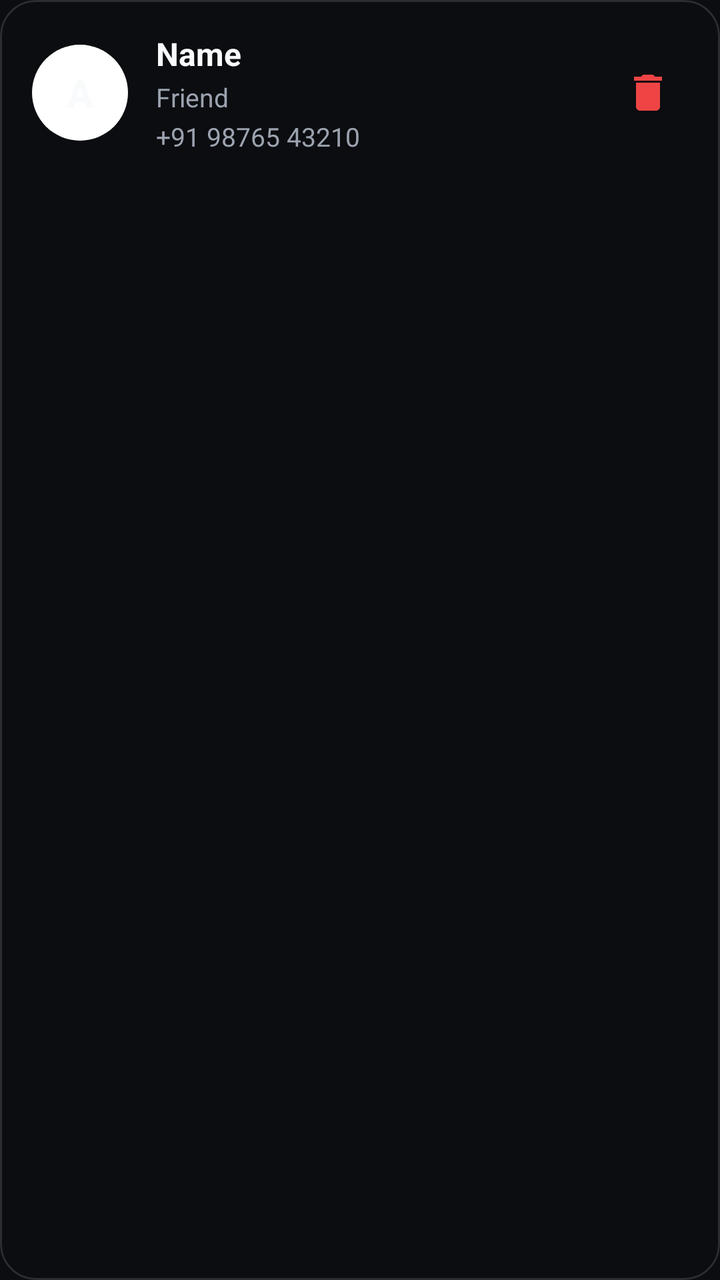
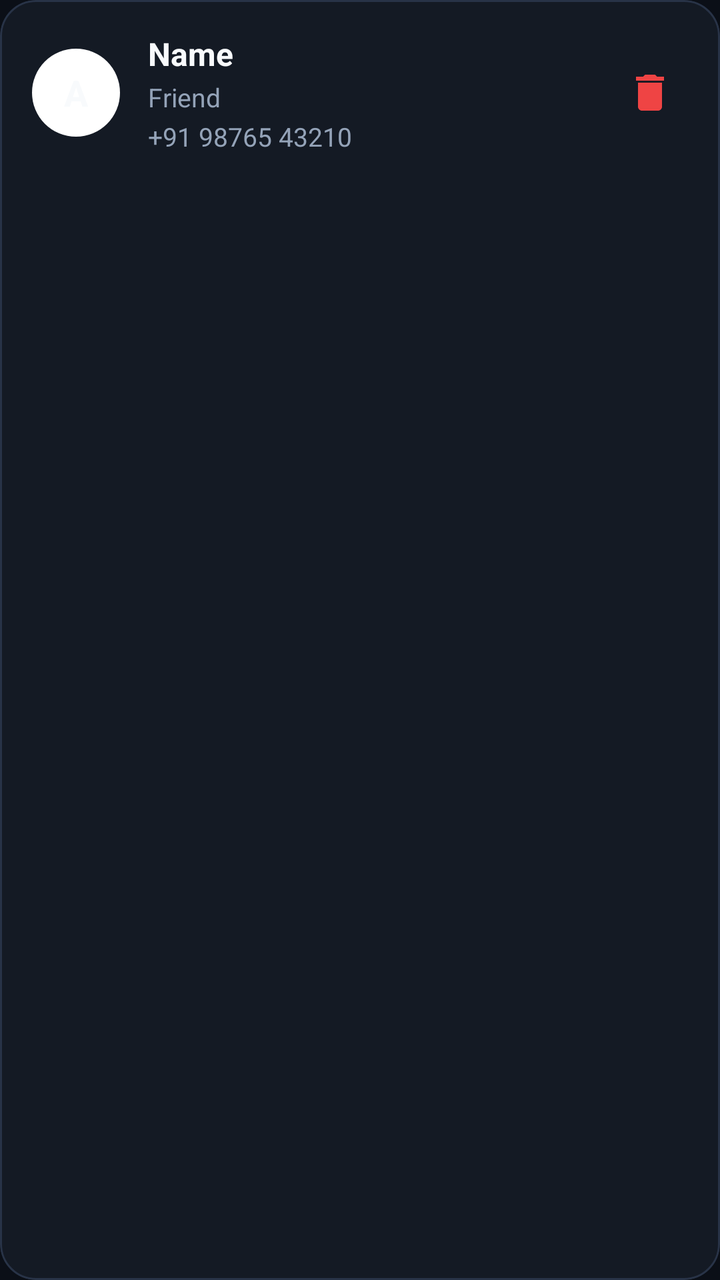

The first picture is an Android layout as it rendered before a commit; the second is the same layout after the commit. The layout source and the unified diff follow.
<!-- AndroidManifest.xml: application theme Theme.RiskFreeRoutes -->
<!-- res/layout/item_trusted_contact.xml -->
<?xml version="1.0" encoding="utf-8"?>
<com.google.android.material.card.MaterialCardView
    xmlns:android="http://schemas.android.com/apk/res/android"
    xmlns:app="http://schemas.android.com/apk/res-auto"
    android:layout_width="match_parent"
    android:layout_height="wrap_content"
    android:layout_marginHorizontal="16dp"
    android:layout_marginBottom="10dp"
    app:cardBackgroundColor="@android:color/transparent"
    app:cardCornerRadius="18dp"
    app:cardElevation="0dp"
    app:strokeColor="@color/glass_border"
    app:strokeWidth="1dp"
    android:background="@drawable/glass_card_bg"
    android:clickable="true"
    android:focusable="true">

    <LinearLayout
        android:layout_width="match_parent"
        android:layout_height="wrap_content"
        android:gravity="center_vertical"
        android:orientation="horizontal"
        android:padding="16dp">

        
        <TextView
            android:id="@+id/tvInitials"
            android:layout_width="48dp"
            android:layout_height="48dp"
            android:background="@drawable/shape_circle"
            android:gravity="center"
            android:text="A"
            android:textColor="@color/text_primary"
            android:textSize="20sp"
            android:textStyle="bold" />

        
        <LinearLayout
            android:layout_width="0dp"
            android:layout_height="wrap_content"
            android:layout_marginStart="14dp"
            android:layout_weight="1"
            android:orientation="vertical">

            
            <LinearLayout
                android:layout_width="match_parent"
                android:layout_height="wrap_content"
                android:gravity="center_vertical"
                android:orientation="horizontal">

                <TextView
                    android:id="@+id/tvContactName"
                    android:layout_width="wrap_content"
                    android:layout_height="wrap_content"
                    android:ellipsize="end"
                    android:maxLines="1"
                    android:text="Name"
                    android:textColor="@color/text_primary"
                    android:textSize="16sp"
                    android:textStyle="bold" />

                
                <com.google.android.material.chip.Chip
                    android:id="@+id/chipPrimary"
                    android:layout_width="wrap_content"
                    android:layout_height="24dp"
                    android:layout_marginStart="8dp"
                    android:text="PRIMARY"
                    android:textSize="10sp"
                    app:chipBackgroundColor="#1A22C55E"
                    app:chipStrokeColor="@color/success_green"
                    app:chipStrokeWidth="1dp"
                    app:ensureMinTouchTargetSize="false"
                    android:textColor="@color/success_green"
                    android:visibility="gone"
                    android:clickable="false"
                    android:focusable="false" />

            </LinearLayout>

            
            <TextView
                android:id="@+id/tvRelationship"
                android:layout_width="wrap_content"
                android:layout_height="wrap_content"
                android:layout_marginTop="2dp"
                android:text="Friend"
                android:textColor="@color/text_secondary"
                android:textSize="13sp" />

            
            <TextView
                android:id="@+id/tvPhone"
                android:layout_width="wrap_content"
                android:layout_height="wrap_content"
                android:layout_marginTop="2dp"
                android:text="+91 98765 43210"
                android:textColor="@color/text_secondary"
                android:textSize="13sp" />

        </LinearLayout>

        
        <ImageButton
            android:id="@+id/btnDelete"
            android:layout_width="40dp"
            android:layout_height="40dp"
            android:layout_marginStart="8dp"
            android:background="?attr/selectableItemBackgroundBorderless"
            android:contentDescription="Delete contact"
            android:padding="8dp"
            android:src="@drawable/ic_delete"
            app:tint="@color/danger_red" />

    </LinearLayout>
</com.google.android.material.card.MaterialCardView>
<!-- resources referenced by this layout -->
<resources>
  <color name="danger_red">#EF4444</color>
  <color name="glass_border">#22FFFFFF</color>
  <color name="success_green">#22C55E</color>
  <color name="text_primary">#F9FAFB</color>
  <color name="text_secondary">#9CA3AF</color>
  <!-- drawable glass_card_bg (drawable) -->
  <?xml version="1.0" encoding="utf-8"?>
  <shape xmlns:android="http://schemas.android.com/apk/res/android"
      android:shape="rectangle">
  
      
      <solid android:color="@color/glass_panel" />
  
      
      <stroke
          android:width="1dp"
          android:color="@color/glass_border" />
  
      
      <corners android:radius="@dimen/card_corner_radius" />
  
  </shape>
  <!-- drawable ic_delete (drawable) -->
  <vector xmlns:android="http://schemas.android.com/apk/res/android"
      android:width="24dp"
      android:height="24dp"
      android:viewportWidth="24"
      android:viewportHeight="24"
      android:tint="?attr/colorControlNormal">
    <path
        android:fillColor="@android:color/white"
        android:pathData="M6,19c0,1.1 0.9,2 2,2h8c1.1,0 2,-0.9 2,-2V7H6v12zM19,4h-3.5l-1,-1h-5l-1,1H5v2h14V4z"/>
  </vector>
  <!-- drawable shape_circle (drawable) -->
  <?xml version="1.0" encoding="utf-8"?>
  <shape xmlns:android="http://schemas.android.com/apk/res/android"
      android:shape="oval">
      
      <solid android:color="#FFFFFF" />
  </shape>
  <style name="Theme.RiskFreeRoutes" parent="Theme.Material3.Dark.NoActionBar">
  
          
          <item name="colorPrimary">@color/primary_blue</item>
          <item name="colorPrimaryContainer">@color/primary_blue_light</item>
          <item name="colorOnPrimary">@color/text_primary</item>
  
          <item name="colorSecondary">@color/accent_blue</item>
          <item name="colorOnSecondary">@color/text_primary</item>
  
          <item name="colorTertiary">@color/danger_red</item>
          <item name="colorError">@color/danger_red</item>
  
          <item name="colorSurface">@color/glass_panel</item>
          <item name="colorOnSurface">@color/text_primary</item>
  
          <item name="android:colorBackground">@color/colorBackground</item>
  
          
          <item name="android:statusBarColor">@color/colorBackground</item>
          <item name="android:navigationBarColor">@color/colorBackground</item>
  
          
          <item name="shapeAppearanceSmallComponent">@style/ShapeAppearance.RiskFreeRoutes.SmallComponent</item>
          <item name="shapeAppearanceMediumComponent">@style/ShapeAppearance.RiskFreeRoutes.MediumComponent</item>
          <item name="shapeAppearanceLargeComponent">@style/ShapeAppearance.RiskFreeRoutes.LargeComponent</item>
  
      </style>
  <color name="glass_panel">#991C2026</color>
  <dimen name="card_corner_radius">24dp</dimen>
  <color name="primary_blue">#2563EB</color>
  <color name="primary_blue_light">#4F8CFF</color>
  <color name="accent_blue">#8FB4FF</color>
  <color name="colorBackground">#0B0D10</color>
  <style name="ShapeAppearance.RiskFreeRoutes.SmallComponent" parent="ShapeAppearance.Material3.SmallComponent">
          <item name="cornerRadius">12dp</item>
      </style>
  <style name="ShapeAppearance.RiskFreeRoutes.MediumComponent" parent="ShapeAppearance.Material3.MediumComponent">
          <item name="cornerRadius">16dp</item>
      </style>
  <style name="ShapeAppearance.RiskFreeRoutes.LargeComponent" parent="ShapeAppearance.Material3.LargeComponent">
          <item name="cornerRadius">24dp</item>
      </style>
</resources>

<!-- the commit's change to res/layout/item_trusted_contact.xml (unified diff, before → after) -->
@@ -6,12 +6,11 @@
     android:layout_height="wrap_content"
     android:layout_marginHorizontal="16dp"
     android:layout_marginBottom="10dp"
-    app:cardBackgroundColor="@android:color/transparent"
-    app:cardCornerRadius="18dp"
+    app:cardCornerRadius="@dimen/card_corner_radius"
     app:cardElevation="0dp"
-    app:strokeColor="@color/glass_border"
+    app:strokeColor="@color/colorSurfaceBorder"
     app:strokeWidth="1dp"
-    android:background="@drawable/glass_card_bg"
+    app:cardBackgroundColor="@color/colorSurface"
     android:clickable="true"
     android:focusable="true">
 
@@ -25,13 +24,13 @@
         
         <TextView
             android:id="@+id/tvInitials"
-            android:layout_width="48dp"
-            android:layout_height="48dp"
+            android:layout_width="44dp"
+            android:layout_height="44dp"
             android:background="@drawable/shape_circle"
             android:gravity="center"
             android:text="A"
             android:textColor="@color/text_primary"
-            android:textSize="20sp"
+            android:textSize="18sp"
             android:textStyle="bold" />
 
         
@@ -60,7 +59,6 @@
                     android:textSize="16sp"
                     android:textStyle="bold" />
 
-                
                 <com.google.android.material.chip.Chip
                     android:id="@+id/chipPrimary"
                     android:layout_width="wrap_content"
@@ -68,7 +66,7 @@
                     android:layout_marginStart="8dp"
                     android:text="PRIMARY"
                     android:textSize="10sp"
-                    app:chipBackgroundColor="#1A22C55E"
+                    app:chipBackgroundColor="@color/success_green_subtle"
                     app:chipStrokeColor="@color/success_green"
                     app:chipStrokeWidth="1dp"
                     app:ensureMinTouchTargetSize="false"
@@ -76,7 +74,6 @@
                     android:visibility="gone"
                     android:clickable="false"
                     android:focusable="false" />
-
             </LinearLayout>
 
             
@@ -104,8 +101,8 @@
         
         <ImageButton
             android:id="@+id/btnDelete"
-            android:layout_width="40dp"
-            android:layout_height="40dp"
+            android:layout_width="38dp"
+            android:layout_height="38dp"
             android:layout_marginStart="8dp"
             android:background="?attr/selectableItemBackgroundBorderless"
             android:contentDescription="Delete contact"
<!-- resource entries referenced after the edit -->
@@ -1,27 +1,12 @@
 <!-- resources referenced by this layout -->
 <resources>
+  <color name="colorSurface">#141A24</color>
+  <color name="colorSurfaceBorder">#283347</color>
   <color name="danger_red">#EF4444</color>
-  <color name="glass_border">#22FFFFFF</color>
-  <color name="success_green">#22C55E</color>
-  <color name="text_primary">#F9FAFB</color>
-  <color name="text_secondary">#9CA3AF</color>
-  <!-- drawable glass_card_bg (drawable) -->
-  <?xml version="1.0" encoding="utf-8"?>
-  <shape xmlns:android="http://schemas.android.com/apk/res/android"
-      android:shape="rectangle">
-  
-      
-      <solid android:color="@color/glass_panel" />
-  
-      
-      <stroke
-          android:width="1dp"
-          android:color="@color/glass_border" />
-  
-      
-      <corners android:radius="@dimen/card_corner_radius" />
-  
-  </shape>
+  <color name="success_green">#10B981</color>
+  <color name="success_green_subtle">#102E24</color>
+  <color name="text_primary">#F8FAFC</color>
+  <color name="text_secondary">#94A3B8</color>
   <!-- drawable ic_delete (drawable) -->
   <vector xmlns:android="http://schemas.android.com/apk/res/android"
       android:width="24dp"
@@ -44,23 +29,29 @@
   
           
           <item name="colorPrimary">@color/primary_blue</item>
-          <item name="colorPrimaryContainer">@color/primary_blue_light</item>
-          <item name="colorOnPrimary">@color/text_primary</item>
+          <item name="colorPrimaryContainer">@color/primary_blue_dark</item>
+          <item name="colorOnPrimary">@color/text_on_primary</item>
   
           <item name="colorSecondary">@color/accent_blue</item>
-          <item name="colorOnSecondary">@color/text_primary</item>
+          <item name="colorSecondaryContainer">@color/primary_blue_subtle</item>
+          <item name="colorOnSecondary">@color/colorBackground</item>
   
-          <item name="colorTertiary">@color/danger_red</item>
+          <item name="colorTertiary">@color/warning_amber</item>
           <item name="colorError">@color/danger_red</item>
+          <item name="colorOnError">@color/text_on_primary</item>
   
-          <item name="colorSurface">@color/glass_panel</item>
+          <item name="colorSurface">@color/colorSurface</item>
+          <item name="colorSurfaceVariant">@color/colorSurfaceVariant</item>
           <item name="colorOnSurface">@color/text_primary</item>
+          <item name="colorOnSurfaceVariant">@color/text_secondary</item>
   
           <item name="android:colorBackground">@color/colorBackground</item>
   
           
           <item name="android:statusBarColor">@color/colorBackground</item>
           <item name="android:navigationBarColor">@color/colorBackground</item>
+          <item name="android:windowLightStatusBar">false</item>
+          <item name="android:windowLightNavigationBar">false</item>
   
           
           <item name="shapeAppearanceSmallComponent">@style/ShapeAppearance.RiskFreeRoutes.SmallComponent</item>
@@ -68,17 +59,20 @@
           <item name="shapeAppearanceLargeComponent">@style/ShapeAppearance.RiskFreeRoutes.LargeComponent</item>
   
       </style>
-  <color name="glass_panel">#991C2026</color>
-  <dimen name="card_corner_radius">24dp</dimen>
-  <color name="primary_blue">#2563EB</color>
-  <color name="primary_blue_light">#4F8CFF</color>
-  <color name="accent_blue">#8FB4FF</color>
-  <color name="colorBackground">#0B0D10</color>
+  <dimen name="card_corner_radius">18dp</dimen>
+  <color name="primary_blue">#3B82F6</color>
+  <color name="primary_blue_dark">#2563EB</color>
+  <color name="text_on_primary">#FFFFFF</color>
+  <color name="accent_blue">#93C5FD</color>
+  <color name="primary_blue_subtle">#1E2C44</color>
+  <color name="colorBackground">#0B0F17</color>
+  <color name="warning_amber">#F59E0B</color>
+  <color name="colorSurfaceVariant">#1C2433</color>
   <style name="ShapeAppearance.RiskFreeRoutes.SmallComponent" parent="ShapeAppearance.Material3.SmallComponent">
           <item name="cornerRadius">12dp</item>
       </style>
   <style name="ShapeAppearance.RiskFreeRoutes.MediumComponent" parent="ShapeAppearance.Material3.MediumComponent">
-          <item name="cornerRadius">16dp</item>
+          <item name="cornerRadius">18dp</item>
       </style>
   <style name="ShapeAppearance.RiskFreeRoutes.LargeComponent" parent="ShapeAppearance.Material3.LargeComponent">
           <item name="cornerRadius">24dp</item>
